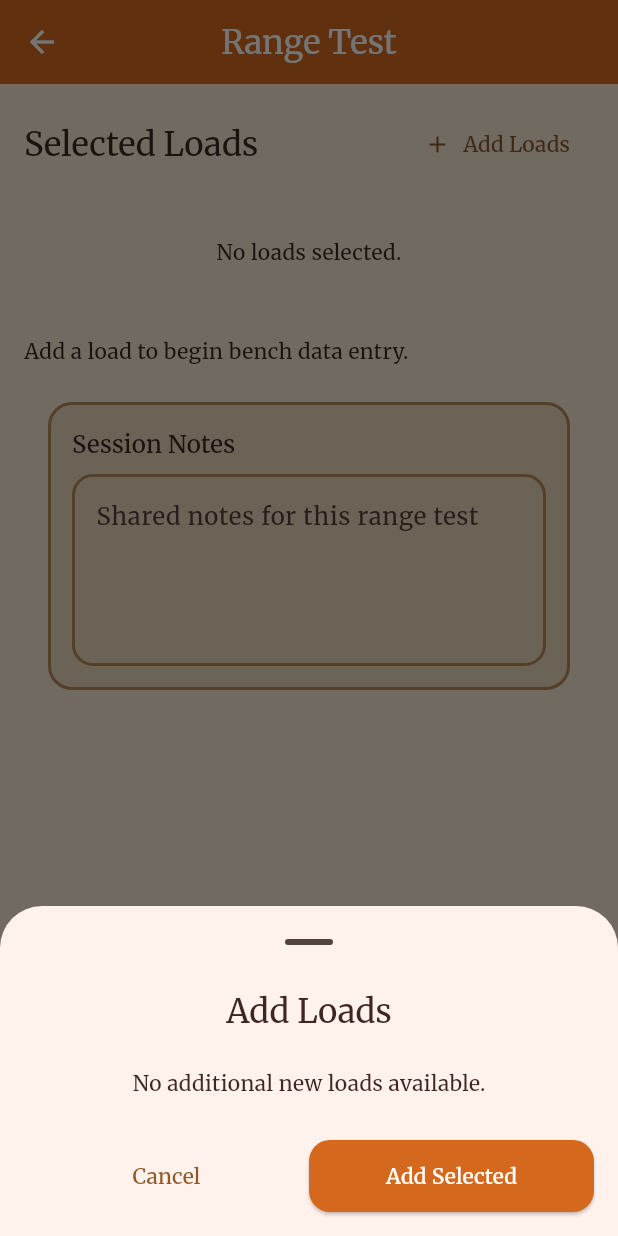
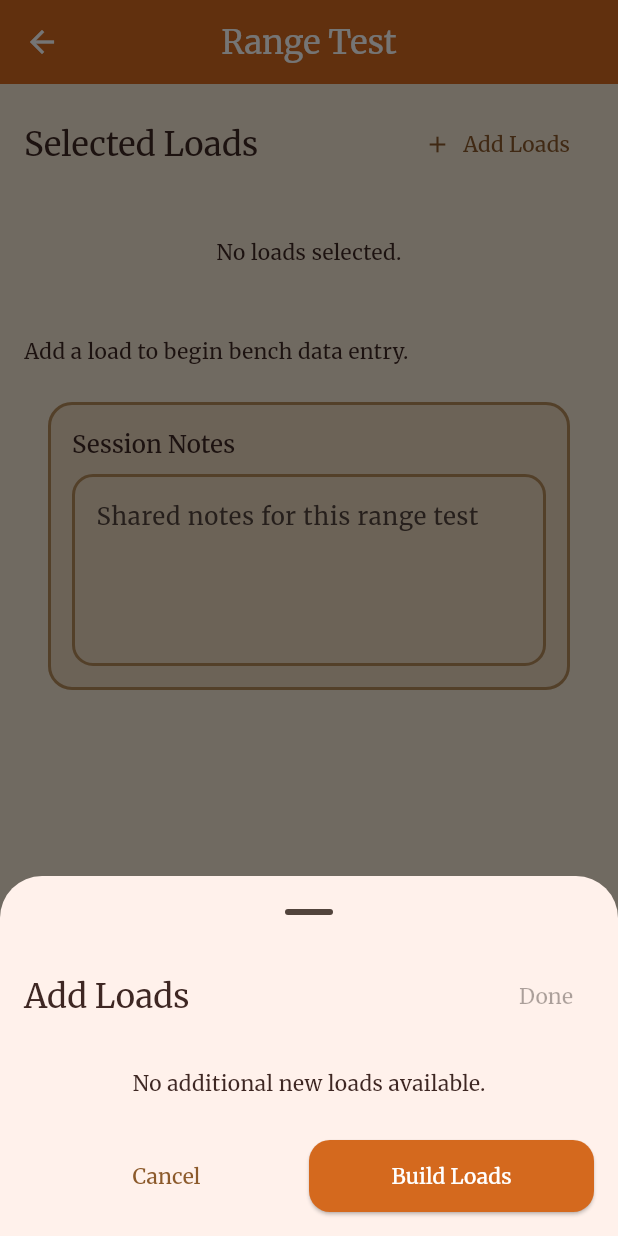
Before and after one commit to vitomein-hue/loadintel, a Flutter app: the RangeTestScreen screen opened directly, after a tap on "Add Loads", on a phone screen of 412 x 824 dp. Run offline on Flutter 3.47's test engine with Material 3 defaults, Android fonts, the phone set to English and light mode, and no system bars; our stand-ins replace file_picker, google_fonts, image_picker, in_app_purchase, pdf, share_plus and 1 more; missing offline and left inert: photo_manager; accounts and stored records are empty.

Commit message:
beta ready

```diff
--- a/lib/features/range_test/range_test_screen.dart
+++ b/lib/features/range_test/range_test_screen.dart
@@ -4,6 +4,7 @@ import 'package:loadintel/domain/models/firearm.dart';
 import 'package:loadintel/domain/models/load_recipe.dart';
 import 'package:loadintel/domain/repositories/firearm_repository.dart';
 import 'package:loadintel/domain/repositories/load_recipe_repository.dart';
+import 'package:loadintel/features/build_load/build_load_screen.dart';
 import 'package:loadintel/features/down_range/down_range_screen.dart';
 import 'package:loadintel/features/range_test/models/range_test_entry.dart';
 import 'package:provider/provider.dart';
@@ -114,6 +115,11 @@ class _RangeTestScreenState extends State<RangeTestScreen> {
       builder: (context) => _LoadPickerSheet(
         existingIds: _entries.map((e) => e.recipe.id).toSet(),
         loads: available,
+        onBuildLoads: () {
+          Navigator.of(context).push(
+            MaterialPageRoute(builder: (_) => const BuildLoadScreen()),
+          );
+        },
       ),
     );
 
@@ -310,6 +316,7 @@ class _RangeTestScreenState extends State<RangeTestScreen> {
                       const SizedBox(height: 8),
                       TextField(
                         controller: _sessionNotesController,
+                        textCapitalization: TextCapitalization.sentences,
                         maxLines: 4,
                         decoration: const InputDecoration(
                           hintText: 'Shared notes for this range test',
@@ -484,10 +491,12 @@ class _LoadPickerSheet extends StatefulWidget {
   const _LoadPickerSheet({
     required this.loads,
     required this.existingIds,
+    required this.onBuildLoads,
   });
 
   final List<LoadRecipe> loads;
   final Set<String> existingIds;
+  final VoidCallback onBuildLoads;
 
   @override
   State<_LoadPickerSheet> createState() => _LoadPickerSheetState();
@@ -512,9 +521,26 @@ class _LoadPickerSheetState extends State<_LoadPickerSheet> {
         child: Column(
           mainAxisSize: MainAxisSize.min,
           children: [
-          Text(
-            'Add Loads',
-            style: Theme.of(context).textTheme.titleLarge,
+          Row(
+            children: [
+              Expanded(
+                child: Text(
+                  'Add Loads',
+                  style: Theme.of(context).textTheme.titleLarge,
+                ),
+              ),
+              TextButton(
+                onPressed: _selectedIds.isEmpty
+                    ? null
+                    : () {
+                        final selected = available
+                            .where((recipe) => _selectedIds.contains(recipe.id))
+                            .toList();
+                        Navigator.of(context).pop(selected);
+                      },
+                child: const Text('Done'),
+              ),
+            ],
           ),
           const SizedBox(height: 8),
           if (available.isEmpty)
@@ -558,12 +584,10 @@ class _LoadPickerSheetState extends State<_LoadPickerSheet> {
               Expanded(
                 child: ElevatedButton(
                   onPressed: () {
-                    final selected = available
-                        .where((recipe) => _selectedIds.contains(recipe.id))
-                        .toList();
-                    Navigator.of(context).pop(selected);
+                    Navigator.of(context).pop();
+                    widget.onBuildLoads();
                   },
-                  child: const Text('Add Selected'),
+                  child: const Text('Build Loads'),
                 ),
               ),
             ],
```
Also changed, not shown: lib/features/down_range/down_range_screen.dart (+0 -8 lines), lib/features/load_history/load_history_screen.dart (+101 -6 lines).
